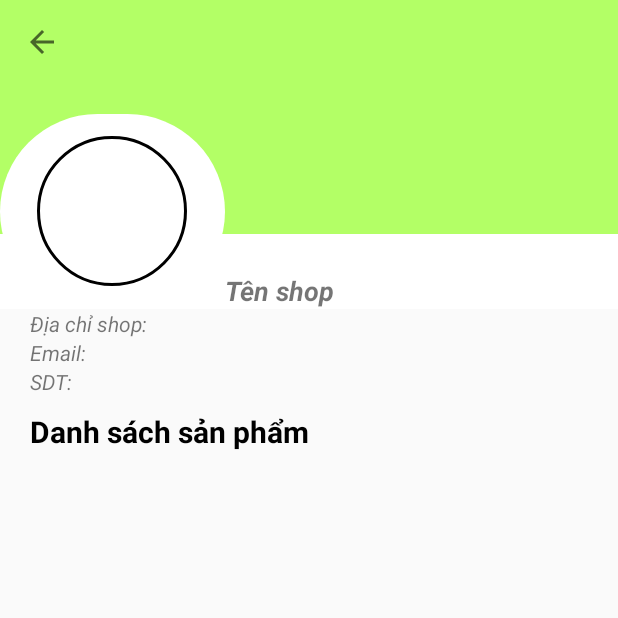
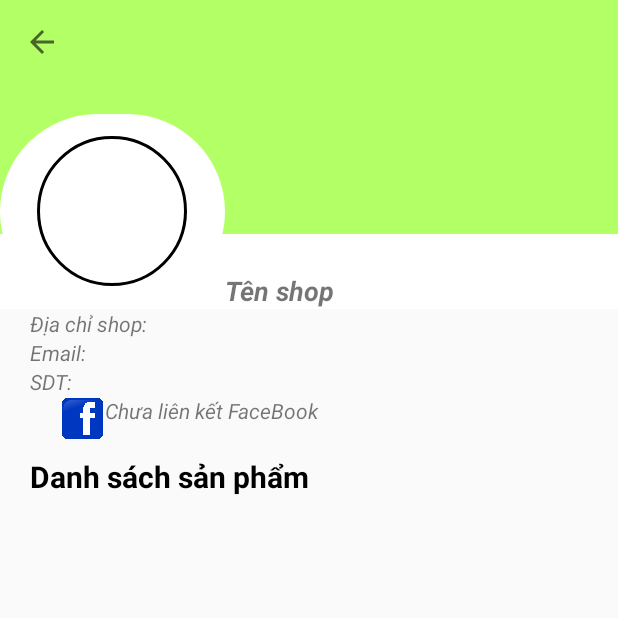
Before and after one commit to VuAnhTDC/duan_khachhang, an Android app: the DetailShop screen opened directly, with no data from a screen before it, on a phone screen of 412 x 824 dp, the top half of it. Run offline under Robolectric (Android 15) with nearby library versions, the phone set to English and light mode, and no system bars; our stand-ins replace CircleImageView, Firebase (no records; nobody signed in at launch, a user with empty details on screens opened directly), Picasso; pictures from the network do not load.

Commit message:
sửa mọt vài chức năng

```diff
--- a/app/build.gradle.kts
+++ b/app/build.gradle.kts
@@ -50,4 +50,8 @@ dependencies {
     implementation("com.squareup.picasso:picasso:2.8")
     implementation ("com.github.bumptech.glide:glide:4.12.0")
     implementation ("de.hdodenhof:circleimageview:3.1.0")
+    implementation ("androidx.swiperefreshlayout:swiperefreshlayout:1.1.0")
+    implementation("com.google.firebase:firebase-messaging")
+    implementation ("com.facebook.android:facebook-login:latest.release")
+    implementation ("com.facebook.android:facebook-android-sdk:[8,9)")
 }
--- a/app/src/main/AndroidManifest.xml
+++ b/app/src/main/AndroidManifest.xml
@@ -5,7 +5,8 @@
     <uses-feature
         android:name="android.hardware.telephony"
         android:required="false" />
-
+    <uses-permission android:name="android.permission.ACCESS_FINE_LOCATION" />
+    <uses-permission android:name="android.permission.ACCESS_COARSE_LOCATION" />
     <uses-permission android:name="android.permission.INTERNET" />
     <uses-permission android:name="android.permission.RECEIVE_SMS" />
 
--- a/app/src/main/java/com/example/duankhachhang/Adapter/ProductBanerAdapter.java
+++ b/app/src/main/java/com/example/duankhachhang/Adapter/ProductBanerAdapter.java
@@ -40,7 +40,7 @@ public class ProductBanerAdapter extends PagerAdapter {
     public Object instantiateItem(@NonNull ViewGroup container, int position) {
 //        View view = LayoutInflater.from(context).inflate(R.layout.customer_productitem_screenhome,null);
         ImageView imageView = new ImageView(context);
-        imageView.setScaleType(ImageView.ScaleType.FIT_CENTER);
+        imageView.setScaleType(ImageView.ScaleType.CENTER_CROP);
         Picasso.get().load(arrUrl.get(position)).into(imageView);
         container.addView(imageView);
         return imageView;
--- a/app/src/main/java/com/example/duankhachhang/DetailShop.java
+++ b/app/src/main/java/com/example/duankhachhang/DetailShop.java
@@ -1,16 +1,24 @@
 package com.example.duankhachhang;
 
 import androidx.annotation.NonNull;
+import androidx.appcompat.app.AlertDialog;
 import androidx.appcompat.app.AppCompatActivity;
 import androidx.appcompat.widget.Toolbar;
 import androidx.recyclerview.widget.GridLayoutManager;
 import androidx.recyclerview.widget.LinearLayoutManager;
 import androidx.recyclerview.widget.RecyclerView;
+import androidx.swiperefreshlayout.widget.SwipeRefreshLayout;
 
 import android.content.Context;
+import android.content.DialogInterface;
 import android.content.Intent;
+import android.content.pm.ApplicationInfo;
+import android.content.pm.PackageManager;
+import android.net.Uri;
 import android.os.Bundle;
 import android.view.MenuItem;
+import android.view.View;
+import android.widget.LinearLayout;
 import android.widget.TextView;
 
 import com.example.duankhachhang.Class.ProductData;
@@ -31,15 +39,19 @@ import de.hdodenhof.circleimageview.CircleImageView;
 public class DetailShop extends AppCompatActivity {
 
     CircleImageView ivAvataShop_DetailShop;
-    TextView tvNameShop_DetailShop,tvAddressShop_DetailShop,tvAddressEmailShop_DetailShop,tvPhoneShop_DetailShop;
+    TextView tvNameShop_DetailShop, tvAddressShop_DetailShop, tvAddressEmailShop_DetailShop, tvPhoneShop_DetailShop, tvLinkFacebook_DetailShop;
     RecyclerView rcvListProductBuy_DetailShop;
     Toolbar toolBar_DetailShop;
     ProductListHome_Adapter productListAdapter;
+    LinearLayout vFaceBook_DetailShop;
     ArrayList<ProductData> arrProduct = new ArrayList<>();
-    String idShop  = "";
+    String idShop = "";
     Context context;
     FirebaseDatabase firebaseDatabase = FirebaseDatabase.getInstance();
     DatabaseReference databaseReference;
+    SwipeRefreshLayout swipFresh;
+    private String linkFaceBookShop = "";
+
     @Override
     protected void onCreate(Bundle savedInstanceState) {
         super.onCreate(savedInstanceState);
@@ -49,12 +61,13 @@ public class DetailShop extends AppCompatActivity {
         setIntiazation();
         getDataProduct_IdShop();
         getDataShop_IdShop();
+        getLinkFacebook_Shop();
         setEvent();
     }
 
     private void setIntiazation() {
 // Khởi tạo
-        productListAdapter = new ProductListHome_Adapter(arrProduct,context);
+        productListAdapter = new ProductListHome_Adapter(arrProduct, context);
         GridLayoutManager gridLayoutManager = new GridLayoutManager(context, 2);
         rcvListProductBuy_DetailShop.setLayoutManager(gridLayoutManager);
         rcvListProductBuy_DetailShop.setAdapter(productListAdapter);
@@ -74,16 +87,17 @@ public class DetailShop extends AppCompatActivity {
         }
         return super.onOptionsItemSelected(item);
     }
-    private void getDataShop_IdShop(){
+
+    private void getDataShop_IdShop() {
         databaseReference = firebaseDatabase.getReference("Shop/" + idShop);
         databaseReference.addListenerForSingleValueEvent(new ValueEventListener() {
             @Override
             public void onDataChange(@NonNull DataSnapshot snapshot) {
-                if (snapshot.exists()){
+                if (snapshot.exists()) {
                     ShopData shopData = snapshot.getValue(ShopData.class);
                     tvNameShop_DetailShop.setText(shopData.getShopName());
-                    tvAddressShop_DetailShop.setText("Địa chỉ shop: " +shopData.getShopAddress());
-                    tvAddressEmailShop_DetailShop.setText("Email: "+shopData.getShopEmail());
+                    tvAddressShop_DetailShop.setText("Địa chỉ shop: " + shopData.getShopAddress());
+                    tvAddressEmailShop_DetailShop.setText("Email: " + shopData.getShopEmail());
                     tvPhoneShop_DetailShop.setText("SDT: " + shopData.getShopPhoneNumber());
                     Picasso.get().load(shopData.getUrlImgShopAvatar()).placeholder(R.drawable.icon_personal).into(ivAvataShop_DetailShop);
                 }
@@ -96,30 +110,96 @@ public class DetailShop extends AppCompatActivity {
         });
 
     }
-    private void getDataProduct_IdShop(){
+
+    //    lấy linkfacebook cửa hàng
+    private void getLinkFacebook_Shop() {
+        databaseReference = firebaseDatabase.getReference("Accountlink/" + idShop);
+        databaseReference.addListenerForSingleValueEvent(new ValueEventListener() {
+            @Override
+            public void onDataChange(@NonNull DataSnapshot snapshot) {
+                if (snapshot.exists()) {
+                    linkFaceBookShop = snapshot.child("facebook").getValue().toString();
+                    tvLinkFacebook_DetailShop.setText(linkFaceBookShop);
+
+                } else {
+                    linkFaceBookShop = "";
+                    tvLinkFacebook_DetailShop.setText("Chưa liên kết FaceBook");
+                }
+            }
+
+            @Override
+            public void onCancelled(@NonNull DatabaseError error) {
+
+            }
+        });
+    }
+
+    private void getDataProduct_IdShop() {
         databaseReference = firebaseDatabase.getReference("Product");
         Query query = databaseReference.orderByChild("idUserProduct").equalTo(idShop);
         query.addListenerForSingleValueEvent(new ValueEventListener() {
             @Override
             public void onDataChange(@NonNull DataSnapshot snapshot) {
-                if (snapshot.exists()){
-                    for (DataSnapshot productItem:
-                         snapshot.getChildren()) {
+                if (snapshot.exists()) {
+                    arrProduct.clear();
+                    for (DataSnapshot productItem :
+                            snapshot.getChildren()) {
                         ProductData productData = productItem.getValue(ProductData.class);
                         arrProduct.add(productData);
                         productListAdapter.notifyDataSetChanged();
                     }
+                } else {
+                    arrProduct.clear();
                 }
+                swipFresh.setRefreshing(false);
             }
 
             @Override
             public void onCancelled(@NonNull DatabaseError error) {
-                System.out.println("Lấy sản phẩm của cửa hàng bị lỗi: "+error.getMessage());
+                System.out.println("Lấy sản phẩm của cửa hàng bị lỗi: " + error.getMessage());
             }
         });
     }
 
     private void setEvent() {
+        swipFresh.setOnRefreshListener(new SwipeRefreshLayout.OnRefreshListener() {
+            @Override
+            public void onRefresh() {
+                getDataProduct_IdShop();
+            }
+        });
+        tvLinkFacebook_DetailShop.setOnClickListener(new View.OnClickListener() {
+            @Override
+            public void onClick(View view) {
+                if (!linkFaceBookShop.isEmpty()) {
+                    try {
+                        // Kiểm tra xem ứng dụng Facebook đã được cài đặt chưa
+                        PackageManager packageManager = context.getPackageManager();
+                        packageManager.getPackageInfo("com.facebook.katana", 0);
+
+                        // Tạo URI deeplink để mở trang cá nhân của người dùng trong ứng dụng Facebook
+                        Uri uri = Uri.parse("fb://page/683123653912697/");
+
+                        // Tạo Intent và mở ứng dụng Facebook
+                        Intent intent = new Intent(Intent.ACTION_VIEW, uri);
+                        context.startActivity(intent);
+                    } catch (Exception e) {
+                        // Nếu có lỗi (chưa cài đặt Facebook hoặc có lỗi khác), mở trình duyệt để xem trang cá nhân trên web
+                        String userProfileLink = "https://www.facebook.com/" + "683123653912697";
+                        Intent intent = new Intent(Intent.ACTION_VIEW, Uri.parse(userProfileLink));
+                        intent.setPackage("com.android.chrome");
+
+                        if (intent.resolveActivity(getPackageManager()) != null) {
+                            // Mở trang web trong trình duyệt Chrome
+                            startActivity(intent);
+                        } else {
+                            // Nếu trình duyệt Chrome không khả dụng, mở trang web trong trình duyệt mặc định
+                            startActivity(new Intent(Intent.ACTION_VIEW, Uri.parse(userProfileLink)));
+                        }
+                    }
+                }
+            }
+        });
     }
 
     private void setControl() {
@@ -130,5 +210,8 @@ public class DetailShop extends AppCompatActivity {
         tvAddressShop_DetailShop = findViewById(R.id.tvAddressShop_DetailShop);
         tvAddressEmailShop_DetailShop = findViewById(R.id.tvAddressEmailShop_DetailShop);
         tvPhoneShop_DetailShop = findViewById(R.id.tvPhoneShop_DetailShop);
+        swipFresh = findViewById(R.id.swipFresh);
+        vFaceBook_DetailShop = findViewById(R.id.vFaceBook_DetailShop);
+        tvLinkFacebook_DetailShop = findViewById(R.id.tvLinkFacebook_DetailShop);
     }
 }
--- /dev/null
+++ b/app/src/main/res/drawable/bg_tvprice_cartcustomer.xml
@@ -0,0 +1,6 @@
+<?xml version="1.0" encoding="utf-8"?>
+<shape xmlns:android="http://schemas.android.com/apk/res/android">
+    <solid android:color="#EDEAEA"/>
+    <stroke android:width="1dp"/>
+    <corners android:radius="10dp"/>
+</shape>
--- a/app/src/main/res/layout/activity_detail_shop.xml
+++ b/app/src/main/res/layout/activity_detail_shop.xml
@@ -12,6 +12,10 @@
         android:layout_height="wrap_content"
         android:background="#B3FF66"
         />
+        <androidx.swiperefreshlayout.widget.SwipeRefreshLayout
+            android:id="@+id/swipFresh"
+            android:layout_width="match_parent"
+            android:layout_height="match_parent">
             <androidx.core.widget.NestedScrollView
                 android:layout_width="match_parent"
                 android:layout_height="match_parent">
@@ -93,6 +97,26 @@
                             android:textStyle="italic"
                             android:text="SDT: "
                             />
+                       <LinearLayout
+                           android:id="@+id/vFaceBook_DetailShop"
+                           android:layout_width="match_parent"
+                           android:layout_height="wrap_content"
+                           android:orientation="horizontal"
+                           android:layout_marginHorizontal="20dp"
+                           >
+                           <ImageView
+                               android:layout_width="30dp"
+                               android:layout_height="30dp"
+                               android:src="@drawable/iconfacebook"/>
+                           <TextView
+                               android:id="@+id/tvLinkFacebook_DetailShop"
+                               android:layout_width="match_parent"
+                               android:layout_height="wrap_content"
+                               android:textStyle="italic"
+                               android:maxLines="1"
+                               android:ellipsize="end"
+                               />
+                       </LinearLayout>
                     </LinearLayout>
                     <LinearLayout
                         android:layout_width="match_parent"
@@ -117,5 +141,6 @@
                     </LinearLayout>
                 </LinearLayout>
             </androidx.core.widget.NestedScrollView>
+        </androidx.swiperefreshlayout.widget.SwipeRefreshLayout>
 
 </LinearLayout>
```
Also changed, not shown: app/src/main/java/com/example/duankhachhang/Buyproduct.java (+7 -0 lines), app/src/main/java/com/example/duankhachhang/CartCustomer.java (+106 -6 lines), app/src/main/java/com/example/duankhachhang/Class/MessageData.java (added, +7 -0 lines), app/src/main/java/com/example/duankhachhang/Detailproduct.java (+68 -1 lines), app/src/main/java/com/example/duankhachhang/Fragment/Fragment_home_screenHome.java (+68 -17 lines), app/src/main/java/com/example/duankhachhang/Fragment/Fragment_message_screenHome.java (+25 -0 lines), app/src/main/java/com/example/duankhachhang/RecyclerView/CartCustomer_Adapter.java (+23 -1 lines), app/src/main/res/layout/activity_cart_customer.xml (+31 -2 lines), app/src/main/res/layout/framelayout_itemhome_activity_screenhome.xml (+18 -9 lines), app/src/main/res/drawable/iconfacebook.jpg (added). Lines whose indentation alone changed are shown as unchanged.
